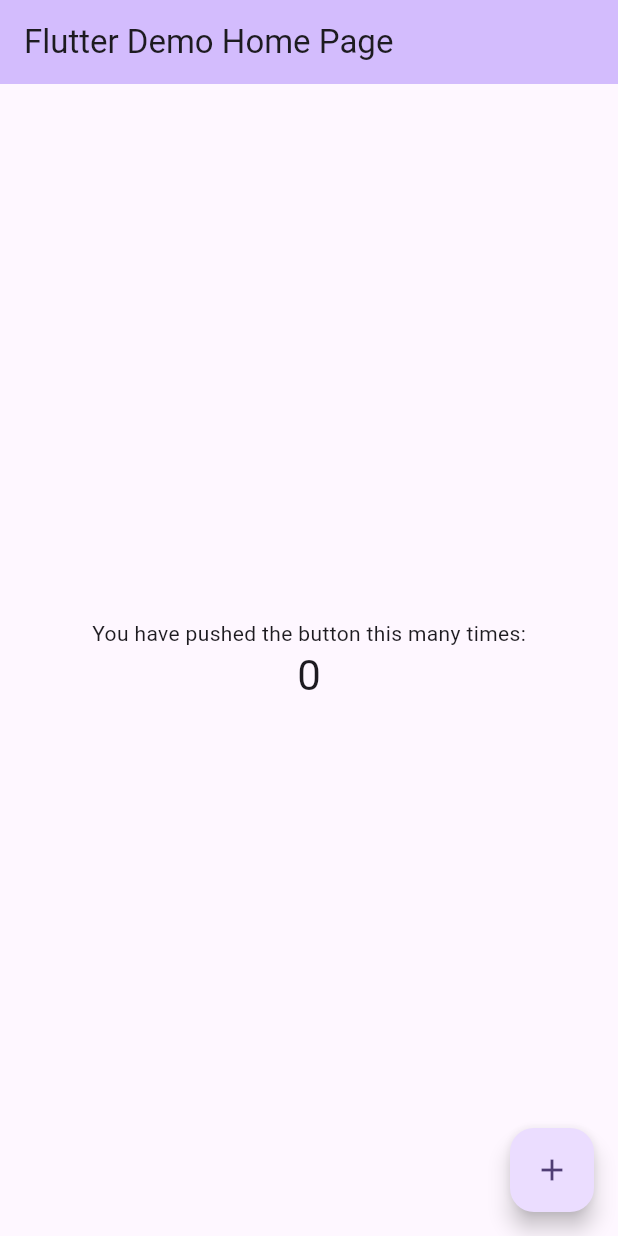
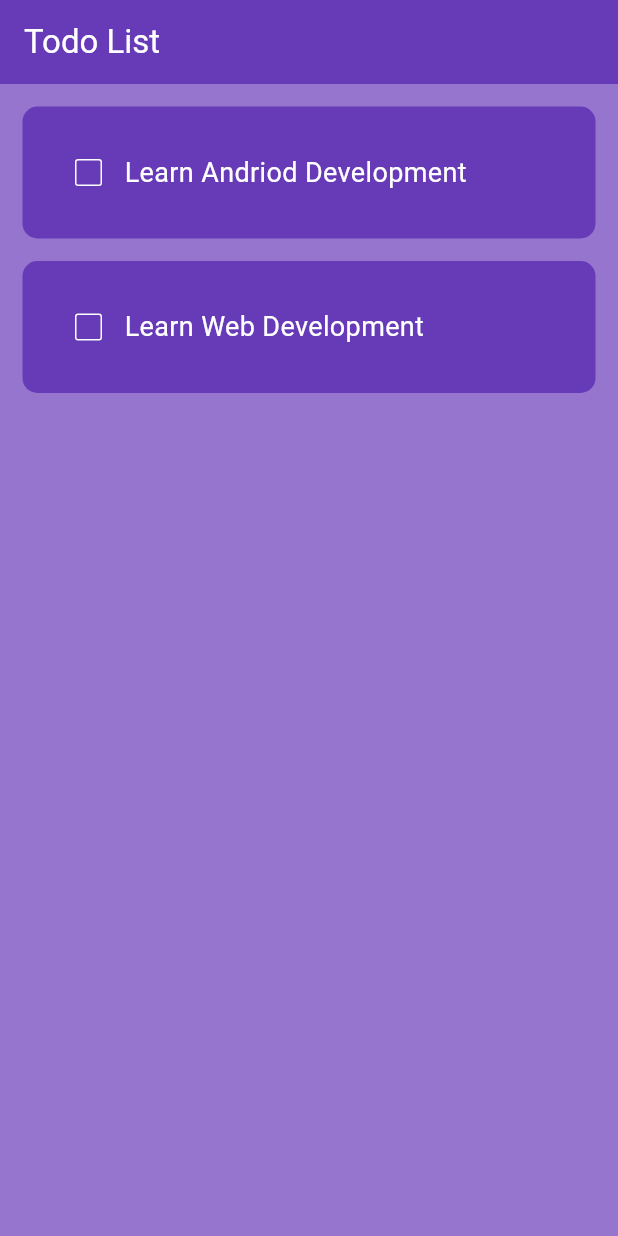
Before and after one commit to Juno-whut/flutter_todo_app, a Flutter app: the screen it shows after launch, on a phone screen of 412 x 824 dp. Run offline on Flutter 3.47's test engine with Material 3 defaults, Android fonts, the phone set to English and light mode, and no system bars.

Commit message:
changed the UI and made it so that you can check off your todo's, and made it so that when you check the off the get strikethroughed

```diff
--- a/lib/main.dart
+++ b/lib/main.dart
@@ -1,4 +1,5 @@
 import 'package:flutter/material.dart';
+import 'package:flutter_todo_app/pages/homepage.dart';
 
 void main() {
   runApp(const MyApp());
@@ -7,119 +8,11 @@ void main() {
 class MyApp extends StatelessWidget {
   const MyApp({super.key});
 
-  // This widget is the root of your application.
   @override
   Widget build(BuildContext context) {
-    return MaterialApp(
-      title: 'Flutter Demo',
-      theme: ThemeData(
-        // This is the theme of your application.
-        //
-        // TRY THIS: Try running your application with "flutter run". You'll see
-        // the application has a purple toolbar. Then, without quitting the app,
-        // try changing the seedColor in the colorScheme below to Colors.green
-        // and then invoke "hot reload" (save your changes or press the "hot
-        // reload" button in a Flutter-supported IDE, or press "r" if you used
-        // the command line to start the app).
-        //
-        // Notice that the counter didn't reset back to zero; the application
-        // state is not lost during the reload. To reset the state, use hot
-        // restart instead.
-        //
-        // This works for code too, not just values: Most code changes can be
-        // tested with just a hot reload.
-        colorScheme: ColorScheme.fromSeed(seedColor: Colors.deepPurple),
-        useMaterial3: true,
-      ),
-      home: const MyHomePage(title: 'Flutter Demo Home Page'),
-    );
+    return const MaterialApp(
+      debugShowCheckedModeBanner: false,
+      home: Homepage(),
+      );
   }
 }
-
-class MyHomePage extends StatefulWidget {
-  const MyHomePage({super.key, required this.title});
-
-  // This widget is the home page of your application. It is stateful, meaning
-  // that it has a State object (defined below) that contains fields that affect
-  // how it looks.
-
-  // This class is the configuration for the state. It holds the values (in this
-  // case the title) provided by the parent (in this case the App widget) and
-  // used by the build method of the State. Fields in a Widget subclass are
-  // always marked "final".
-
-  final String title;
-
-  @override
-  State<MyHomePage> createState() => _MyHomePageState();
-}
-
-class _MyHomePageState extends State<MyHomePage> {
-  int _counter = 0;
-
-  void _incrementCounter() {
-    setState(() {
-      // This call to setState tells the Flutter framework that something has
-      // changed in this State, which causes it to rerun the build method below
-      // so that the display can reflect the updated values. If we changed
-      // _counter without calling setState(), then the build method would not be
-      // called again, and so nothing would appear to happen.
-      _counter++;
-    });
-  }
-
-  @override
-  Widget build(BuildContext context) {
-    // This method is rerun every time setState is called, for instance as done
-    // by the _incrementCounter method above.
-    //
-    // The Flutter framework has been optimized to make rerunning build methods
-    // fast, so that you can just rebuild anything that needs updating rather
-    // than having to individually change instances of widgets.
-    return Scaffold(
-      appBar: AppBar(
-        // TRY THIS: Try changing the color here to a specific color (to
-        // Colors.amber, perhaps?) and trigger a hot reload to see the AppBar
-        // change color while the other colors stay the same.
-        backgroundColor: Theme.of(context).colorScheme.inversePrimary,
-        // Here we take the value from the MyHomePage object that was created by
-        // the App.build method, and use it to set our appbar title.
-        title: Text(widget.title),
-      ),
-      body: Center(
-        // Center is a layout widget. It takes a single child and positions it
-        // in the middle of the parent.
-        child: Column(
-          // Column is also a layout widget. It takes a list of children and
-          // arranges them vertically. By default, it sizes itself to fit its
-          // children horizontally, and tries to be as tall as its parent.
-          //
-          // Column has various properties to control how it sizes itself and
-          // how it positions its children. Here we use mainAxisAlignment to
-          // center the children vertically; the main axis here is the vertical
-          // axis because Columns are vertical (the cross axis would be
-          // horizontal).
-          //
-          // TRY THIS: Invoke "debug painting" (choose the "Toggle Debug Paint"
-          // action in the IDE, or press "p" in the console), to see the
-          // wireframe for each widget.
-          mainAxisAlignment: MainAxisAlignment.center,
-          children: <Widget>[
-            const Text(
-              'You have pushed the button this many times:',
-            ),
-            Text(
-              '$_counter',
-              style: Theme.of(context).textTheme.headlineMedium,
-            ),
-          ],
-        ),
-      ),
-      floatingActionButton: FloatingActionButton(
-        onPressed: _incrementCounter,
-        tooltip: 'Increment',
-        child: const Icon(Icons.add),
-      ), // This trailing comma makes auto-formatting nicer for build methods.
-    );
-  }
-}
--- /dev/null
+++ b/lib/pages/homepage.dart
@@ -0,0 +1,41 @@
+import 'package:flutter/material.dart';
+import 'package:flutter_todo_app/utlis/todolist.dart';
+
+class Homepage extends StatefulWidget {
+    const Homepage({super.key});
+
+  @override
+  State<Homepage> createState() => _HomepageState();
+}
+
+class _HomepageState extends State<Homepage> {
+    List todolist = [
+      ['Learn Andriod Development', false],
+      ['Learn Web Development', false],
+    ];
+
+    void checkboxChanged(int index) {
+      setState(() {
+        todolist[index][1] = !todolist[index][1];
+      });
+    }
+
+    @override
+    Widget build(BuildContext context) {
+      return Scaffold(
+        backgroundColor: Colors.deepPurple.shade300,
+        appBar: AppBar(
+          title: const Text('Todo List'),
+          backgroundColor: Colors.deepPurple,
+          foregroundColor: Colors.white,
+        ),
+        body: ListView.builder(itemCount: todolist.length, itemBuilder: (BuildContext context, index){
+          return TodoList(
+            taskName: todolist[index][0],
+            taskCompleted: todolist[index][1],
+            onChanged: (value) => checkboxChanged(index),
+          );
+        })
+      );
+    }
+}
--- /dev/null
+++ b/lib/utlis/todolist.dart
@@ -0,0 +1,50 @@
+import 'package:flutter/material.dart';
+
+class TodoList extends StatelessWidget {
+  const TodoList({super.key, required this.taskName, required this.taskCompleted, this.onChanged});
+
+final String taskName;
+final bool taskCompleted;
+final Function(bool?)? onChanged;
+
+  @override
+  Widget build(BuildContext context) {
+    return Padding(
+      padding: const EdgeInsets.only(
+        top: 15,
+        left:15,
+        right:15,
+        bottom:0
+        ),
+      child: Container(
+        padding: const EdgeInsets.all(20),
+        decoration: BoxDecoration(
+          borderRadius: BorderRadius.circular(10),
+          color: Colors.deepPurple
+        ),
+        child: Row(
+            children: [
+              Checkbox(
+                value: taskCompleted,
+                onChanged: onChanged,
+                activeColor: Colors.white,
+                checkColor: Colors.deepPurple,
+                side: const BorderSide(color: Colors.white),
+                ),
+              Text(
+              taskName,
+              style: TextStyle(
+                color: Colors.white,
+                fontSize: 18,
+                decoration: taskCompleted
+                ? TextDecoration.lineThrough
+                : TextDecoration.none,
+                decorationThickness: 4,
+              ),
+            )
+          ],
+        )
+      ),
+    );
+  }
+}
```
